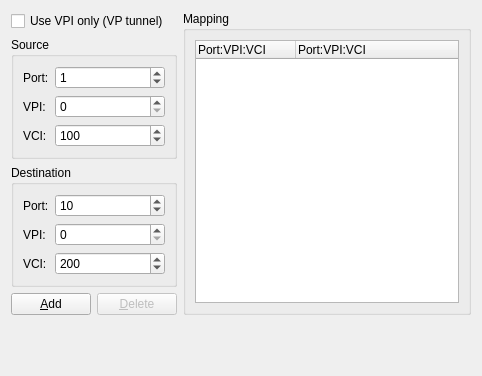
Above: gns3/modules/dynamips/ui/atm_switch_configuration_page.ui from GNS3/gns3-gui before the change. Below: the same form after it.
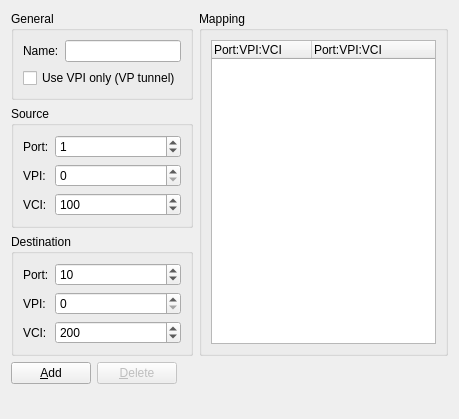
That is the form after the change.

```diff
--- a/gns3/modules/dynamips/ui/atm_switch_configuration_page.ui
+++ b/gns3/modules/dynamips/ui/atm_switch_configuration_page.ui
@@ -6,22 +6,41 @@
    <rect>
     <x>0</x>
     <y>0</y>
-    <width>482</width>
-    <height>376</height>
+    <width>459</width>
+    <height>419</height>
    </rect>
   </property>
   <property name="windowTitle">
    <string>ATM Switch</string>
   </property>
-  <layout class="QGridLayout">
-   <item row="0" column="0" colspan="2">
-    <widget class="QCheckBox" name="uiVPICheckBox">
-     <property name="text">
-      <string>Use VPI only (VP tunnel)</string>
+  <layout class="QGridLayout" name="gridLayout_2">
+   <item row="0" column="0" colspan="3">
+    <widget class="QGroupBox" name="uiGeneralGroupBox">
+     <property name="title">
+      <string>General</string>
      </property>
+     <layout class="QGridLayout" name="gridLayout">
+      <item row="0" column="0">
+       <widget class="QLabel" name="uiNameLabel">
+        <property name="text">
+         <string>Name:</string>
+        </property>
+       </widget>
+      </item>
+      <item row="0" column="1">
+       <widget class="QLineEdit" name="uiNameLineEdit"/>
+      </item>
+      <item row="1" column="0" colspan="2">
+       <widget class="QCheckBox" name="uiVPICheckBox">
+        <property name="text">
+         <string>Use VPI only (VP tunnel)</string>
+        </property>
+       </widget>
+      </item>
+     </layout>
     </widget>
    </item>
-   <item row="0" column="2" rowspan="4">
+   <item row="0" column="3" rowspan="3">
     <widget class="QGroupBox" name="uiMappingGroupBox">
      <property name="title">
       <string>Mapping</string>
@@ -53,7 +72,37 @@
      </layout>
     </widget>
    </item>
-   <item row="1" column="0" colspan="2">
+   <item row="3" column="0">
+    <widget class="QPushButton" name="uiAddPushButton">
+     <property name="text">
+      <string>&amp;Add</string>
+     </property>
+    </widget>
+   </item>
+   <item row="3" column="1">
+    <widget class="QPushButton" name="uiDeletePushButton">
+     <property name="enabled">
+      <bool>false</bool>
+     </property>
+     <property name="text">
+      <string>&amp;Delete</string>
+     </property>
+    </widget>
+   </item>
+   <item row="4" column="2" colspan="2">
+    <spacer>
+     <property name="orientation">
+      <enum>Qt::Vertical</enum>
+     </property>
+     <property name="sizeHint" stdset="0">
+      <size>
+       <width>213</width>
+       <height>31</height>
+      </size>
+     </property>
+    </spacer>
+   </item>
+   <item row="1" column="0" colspan="3">
     <widget class="QGroupBox" name="uiSourceGroupBox">
      <property name="sizePolicy">
       <sizepolicy hsizetype="Expanding" vsizetype="Preferred">
@@ -143,7 +192,7 @@
      </layout>
     </widget>
    </item>
-   <item row="2" column="0" colspan="2">
+   <item row="2" column="0" colspan="3">
     <widget class="QGroupBox" name="uiDestinationGroupBox">
      <property name="sizePolicy">
       <sizepolicy hsizetype="Expanding" vsizetype="Preferred">
@@ -233,36 +282,6 @@
      </layout>
     </widget>
    </item>
-   <item row="3" column="0">
-    <widget class="QPushButton" name="uiAddPushButton">
-     <property name="text">
-      <string>&amp;Add</string>
-     </property>
-    </widget>
-   </item>
-   <item row="3" column="1">
-    <widget class="QPushButton" name="uiDeletePushButton">
-     <property name="enabled">
-      <bool>false</bool>
-     </property>
-     <property name="text">
-      <string>&amp;Delete</string>
-     </property>
-    </widget>
-   </item>
-   <item row="4" column="2">
-    <spacer>
-     <property name="orientation">
-      <enum>Qt::Vertical</enum>
-     </property>
-     <property name="sizeHint" stdset="0">
-      <size>
-       <width>213</width>
-       <height>31</height>
-      </size>
-     </property>
-    </spacer>
-   </item>
   </layout>
  </widget>
  <tabstops>
```
Left out of the diff: 1 changed line with no effect on the pictures.
